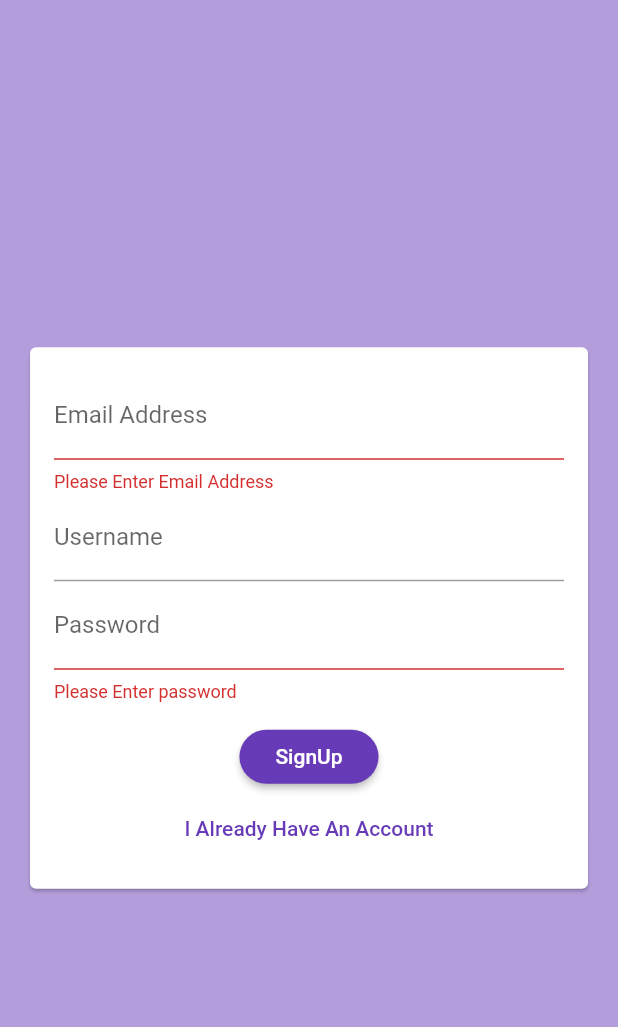
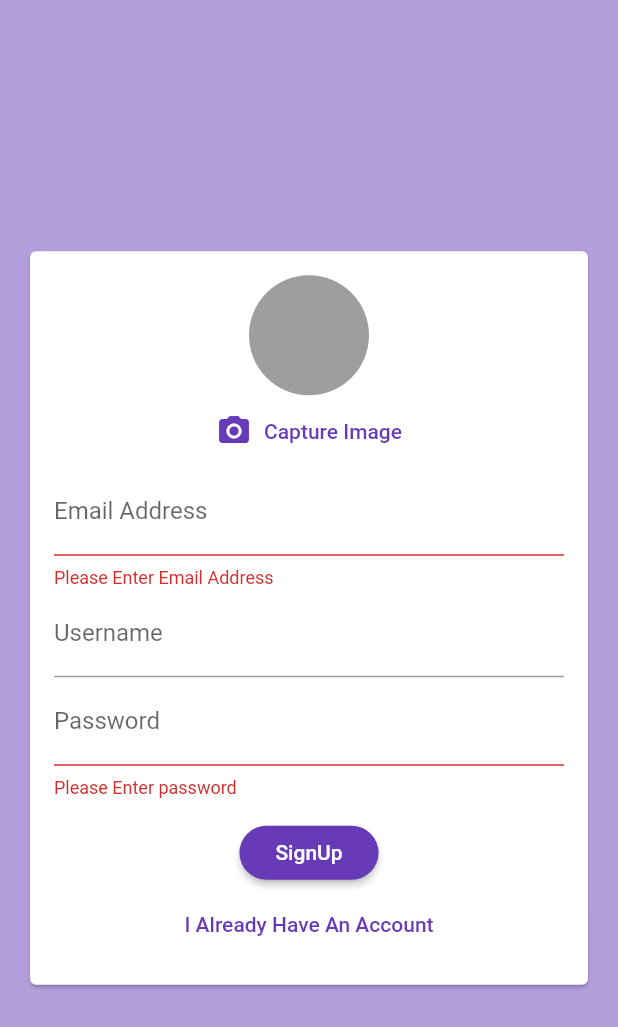
Before and after one commit to shoaib217/flutter_chatApp, a Flutter app: the screen it shows after launch, after a tap on "Login", after a tap on "Create New Account", on a phone screen of 412 x 824 dp. Shown: the top 1027 px of the screen. Run offline on Flutter 3.47's test engine with Material 2 defaults, Android fonts, the phone set to English and light mode, and no system bars; our stand-ins replace cloud_firestore, firebase_auth, firebase_core, firebase_storage, image_picker; accounts and stored records are empty.

Commit message:
user image store in firebase

```diff
--- a/lib/screens/auth_screen.dart
+++ b/lib/screens/auth_screen.dart
@@ -1,9 +1,12 @@
+import 'dart:io';
+
 import 'package:chat_app/widgets/auth_form.dart';
 import 'package:cloud_firestore/cloud_firestore.dart';
 import 'package:flutter/material.dart';
 import 'package:firebase_auth/firebase_auth.dart';
 import 'package:flutter/services.dart';
 import 'package:firebase_core/firebase_core.dart';
+import 'package:firebase_storage/firebase_storage.dart';
 
 class AuthScreen extends StatefulWidget {
   const AuthScreen({super.key});
@@ -15,7 +18,7 @@ class AuthScreen extends StatefulWidget {
 class _AuthScreenState extends State<AuthScreen> {
   bool _isLoading = false;
   void _submitAuthForm(String email, String username, String password,
-      bool isLogin, BuildContext ctx) async {
+      File? image, bool isLogin, BuildContext ctx) async {
     setState(() {
       _isLoading = true;
     });
@@ -29,10 +32,19 @@ class _AuthScreenState extends State<AuthScreen> {
       } else {
         userCredential = await _firebaseAuth.createUserWithEmailAndPassword(
             email: email, password: password);
+        final ref = FirebaseStorage.instance
+            .ref()
+            .child('user_image')
+            .child('${userCredential.user!.uid}.jpg');
+
+        await ref.putFile(image!);
+
+        final url = await ref.getDownloadURL();
+
         await FirebaseFirestore.instance
             .collection('users')
             .doc(userCredential.user?.uid)
-            .set({'username': username, 'email': email});
+            .set({'username': username, 'email': email, 'image_url': url});
         setState(() {
           _isLoading = false;
         });
--- a/lib/widgets/auth_form.dart
+++ b/lib/widgets/auth_form.dart
@@ -1,10 +1,13 @@
+import 'dart:io';
+
+import 'package:chat_app/widgets/user_image_picker.dart';
 import 'package:flutter/material.dart';
 
 class AuthForm extends StatefulWidget {
   const AuthForm(this.submitForm, this.isLoading, {super.key});
   final bool isLoading;
   final void Function(String email, String username, String password,
-      bool isLogin, BuildContext ctx) submitForm;
+      File? image, bool isLogin, BuildContext ctx) submitForm;
 
   @override
   State<AuthForm> createState() => _AuthFormState();
@@ -16,15 +19,30 @@ class _AuthFormState extends State<AuthForm> {
   String _userEmail = '';
   String _userName = '';
   String _userPassword = '';
+  File? _pickedImage;
+
+  void _capturedImage(File? image) {
+    _pickedImage = image;
+  }
 
   void _onLoginBtnClick() {
     final _validate = _formKey.currentState!.validate();
     FocusScope.of(context).unfocus();
 
+    if (_pickedImage == null && !_inLoginMode) {
+      ScaffoldMessenger.of(context).showSnackBar(SnackBar(
+          backgroundColor: Theme.of(context).errorColor,
+          content: const Text(
+            'Please Pick an Image',
+            style: TextStyle(fontSize: 16),
+          )));
+      return;
+    }
+
     if (_validate) {
       _formKey.currentState?.save();
       widget.submitForm(_userEmail.trim(), _userName.trim(), _userPassword,
-          _inLoginMode, context);
+          _pickedImage, _inLoginMode, context);
     }
   }
 
@@ -41,6 +59,7 @@ class _AuthFormState extends State<AuthForm> {
               child: Column(
                 mainAxisSize: MainAxisSize.min,
                 children: [
+                  if (!_inLoginMode) UserImagePicker(_capturedImage),
                   TextFormField(
                     key: const ValueKey('email'),
                     validator: (value) {
--- a/lib/widgets/new_messages.dart
+++ b/lib/widgets/new_messages.dart
@@ -24,7 +24,8 @@ class _NewMessagesState extends State<NewMessage> {
       'text': _enteredText,
       'createdAt': Timestamp.now(),
       'userId': user?.uid,
-      'username': userData['username']
+      'username': userData['username'],
+      'userImage': userData['image_url']
     });
     _messageController.clear();
     _enteredText = "";
--- /dev/null
+++ b/lib/widgets/user_image_picker.dart
@@ -0,0 +1,45 @@
+import 'package:flutter/material.dart';
+import 'package:image_picker/image_picker.dart';
+import 'dart:io';
+
+class UserImagePicker extends StatefulWidget {
+  const UserImagePicker(this.captureImage, {super.key});
+
+  final void Function(File? pickedImage) captureImage;
+
+  @override
+  State<UserImagePicker> createState() => _UserImagePickerState();
+}
+
+class _UserImagePickerState extends State<UserImagePicker> {
+  final ImagePicker _picker = ImagePicker();
+  File? _pickedImage;
+  void _pickImage() async {
+    final pickedImageFile =
+        await _picker.pickImage(source: ImageSource.camera, imageQuality: 80);
+    if (pickedImageFile != null) {
+      setState(() {
+        _pickedImage = File(pickedImageFile.path);
+      });
+      widget.captureImage(File(pickedImageFile.path));
+    }
+  }
+
+  @override
+  Widget build(BuildContext context) {
+    return Column(
+      children: [
+        CircleAvatar(
+          backgroundColor: Colors.grey[500],
+          backgroundImage:
+              _pickedImage != null ? FileImage(_pickedImage!) : null,
+          radius: 40,
+        ),
+        TextButton.icon(
+            onPressed: _pickImage,
+            icon: const Icon(Icons.camera_alt),
+            label: const Text('Capture Image'))
+      ],
+    );
+  }
+}
--- a/pubspec.yaml
+++ b/pubspec.yaml
@@ -38,6 +38,8 @@ dependencies:
   cupertino_icons: ^1.0.2
   cloud_firestore: ^4.3.1
   firebase_auth: ^4.2.5
+  image_picker: ^0.8.6
+  firebase_storage: ^11.0.10
 
 dev_dependencies:
   flutter_test:
```
Also changed, not shown: lib/assets/person.png (added), pubspec.lock, 2 other files.
